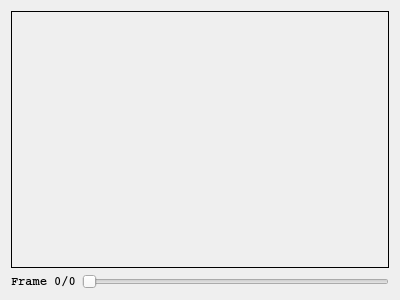
Qt form ui/maindialog.ui (altaris/gifreader) before a commit.
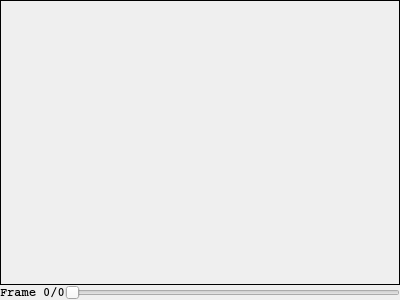
The same form after that commit.

```diff
--- a/ui/maindialog.ui
+++ b/ui/maindialog.ui
@@ -33,6 +33,21 @@
    <string>Dialog</string>
   </property>
   <layout class="QVBoxLayout" name="verticalLayout">
+   <property name="spacing">
+    <number>0</number>
+   </property>
+   <property name="leftMargin">
+    <number>0</number>
+   </property>
+   <property name="topMargin">
+    <number>0</number>
+   </property>
+   <property name="rightMargin">
+    <number>0</number>
+   </property>
+   <property name="bottomMargin">
+    <number>0</number>
+   </property>
    <item>
     <widget class="QLabel" name="label">
      <property name="sizePolicy">
```
Left out of the diff: 19 changed lines with no effect on the pictures.
